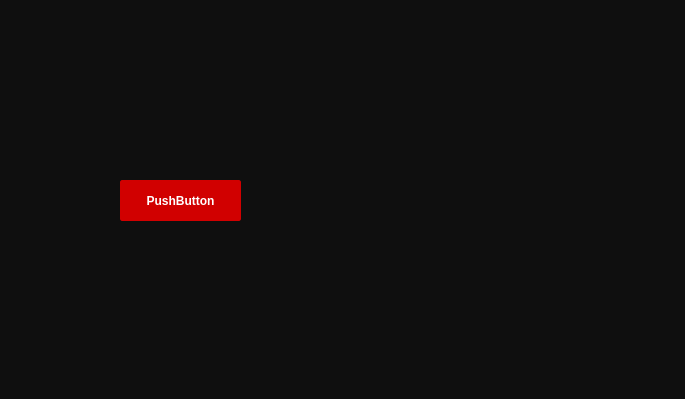
Before: the Qt Designer form user_page.ui in Pouyaamini123/Messenger_smile_20, drawn with Qt 5.
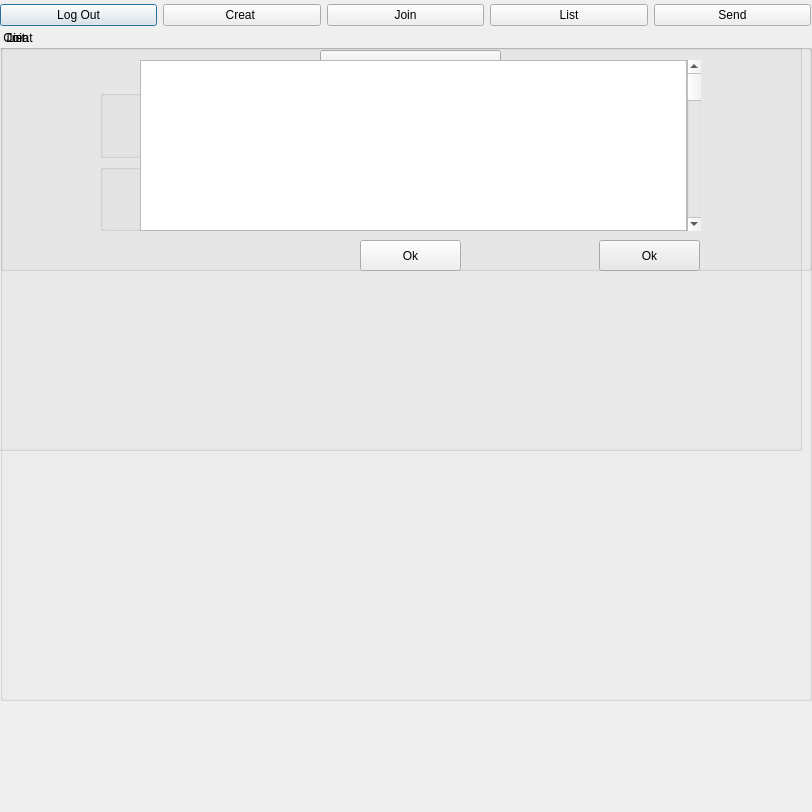
After: the same form once the commit is applied. Icons and pictures are not drawn.

The edit to the form file:
```diff
--- a/user_page.ui
+++ b/user_page.ui
@@ -6,194 +6,289 @@
    <rect>
     <x>0</x>
     <y>0</y>
-    <width>685</width>
-    <height>399</height>
+    <width>812</width>
+    <height>812</height>
    </rect>
   </property>
   <property name="windowTitle">
    <string>Dialog</string>
   </property>
   <property name="styleSheet">
-   <string notr="true">/*Copyright (c) DevSec Studio. All rights reserved.
-
-MIT License
-
-Permission is hereby granted, free of charge, to any person obtaining a copy
-of this software and associated documentation files (the &quot;Software&quot;), to deal
-in the Software without restriction, including without limitation the rights
-to use, copy, modify, merge, publish, distribute, sublicense, and/or sell
-copies of the Software, and to permit persons to whom the Software is
-furnished to do so, subject to the following conditions:
-
-The above copyright notice and this permission notice shall be included in all
-copies or substantial portions of the Software.
-
-THE SOFTWARE IS PROVIDED *AS IS*, WITHOUT WARRANTY OF ANY KIND, EXPRESS OR
-IMPLIED, INCLUDING BUT NOT LIMITED TO THE WARRANTIES OF MERCHANTABILITY,
-FITNESS FOR A PARTICULAR PURPOSE AND NONINFRINGEMENT. IN NO EVENT SHALL THE
-AUTHORS OR COPYRIGHT HOLDERS BE LIABLE FOR ANY CLAIM, DAMAGES OR OTHER
-LIABILITY, WHETHER IN AN ACTION OF CONTRACT, TORT OR OTHERWISE, ARISING FROM,
-OUT OF OR IN CONNECTION WITH THE SOFTWARE OR THE USE OR OTHER DEALINGS IN THE SOFTWARE.
-*/
-
-/*-----QWidget-----*/
-QWidget
-{
-	background-color: #0f0f0f;
-	color: #fff;
-	border-color: #000000;
-
-}
-
-
-/*-----QLabel-----*/
-QLabel
-{
-	background-color: transparent;
-	color: #fff;
-	font-weight: bold;
-	border-color: #000000;
-
-}
-
-
-/*-----QPushButton-----*/
-QPushButton
-{
-	background-color: #d10000;
-	color: #fff;
-	font-weight: bold;
-	border: 1px solid #d10000;  
-	border-radius: 2px;
-	padding: 5px;
-
-}
-
-
-QPushButton::hover
-{
-	background-color: #ad0000;
-	color: #fff;
-
-}
-
-
-QPushButton::pressed
-{
-	background-color: #e00000;
-	color: #fff;
-
-}
-
-
-/*-----QToolButton-----*/
-QToolButton
-{
-	background-color: transparent;
-	color: #000000;
-	border-style: solid;
-	border-color: #000000;
-
-}
-
-
-QToolButton::hover
-{
-	background-color: #d10000;
-	color: #000000;
-	border-radius: 15px;
-	border-color: #d10000;
-
-}
-
-
-QToolButton::pressed
-{
-	background-color: #d10000;
-	color: #000000;
-	border-style: solid;
-	border-width: 0px;
-
-}
-
-
-/*-----QLineEdit-----*/
-QLineEdit{
-	background-color: #4d4d4d;
-	color: #fff;
-	font-weight: bold;
-	border-style: solid;
-	border-radius: 5px;
-	padding: 5px;
-
-}
-
-
-/*-----QCheckBox-----*/
-QCheckBox
-{
-	background-color: transparent;
-	color: #b9b9bb;
-	font-weight: bold;
-
-}
-
-
-QCheckBox::indicator
-{
-    color: #b1b1b1;
-    background-color: #00111d;
-    border: 1px solid #d10000;
-    width: 12px;
-    height: 12px;
-
-}
-
-
-QCheckBox::indicator:checked
-{
-    image:url(&quot;./ressources/check.png&quot;); /*To replace*/
-	background-color: #d10000;
-    border: 1px solid #d10000;
-
-}
-
-
-QCheckBox::indicator:unchecked:hover
-{
-    border: 1px solid #ff0000;
-
-}
-
-
-QCheckBox::disabled
-{
-	color: #656565;
-
-}
-
-
-QCheckBox::indicator:disabled
-{
-	background-color: #656565;
-	color: #656565;
-    border: 1px solid #656565;
-
-}
-</string>
+   <string notr="true"/>
   </property>
-  <widget class="QPushButton" name="pushButton">
+  <widget class="QWidget" name="horizontalLayoutWidget">
    <property name="geometry">
     <rect>
-     <x>120</x>
-     <y>180</y>
-     <width>121</width>
-     <height>41</height>
+     <x>0</x>
+     <y>0</y>
+     <width>811</width>
+     <height>31</height>
     </rect>
    </property>
-   <property name="text">
-    <string>PushButton</string>
+   <layout class="QHBoxLayout" name="horizontalLayout">
+    <item>
+     <widget class="QPushButton" name="pushButton">
+      <property name="text">
+       <string>Log Out</string>
+      </property>
+     </widget>
+    </item>
+    <item>
+     <widget class="QPushButton" name="pushButton_5">
+      <property name="text">
+       <string>Creat </string>
+      </property>
+     </widget>
+    </item>
+    <item>
+     <widget class="QPushButton" name="pushButton_3">
+      <property name="text">
+       <string>Join</string>
+      </property>
+     </widget>
+    </item>
+    <item>
+     <widget class="QPushButton" name="pushButton_2">
+      <property name="text">
+       <string>List</string>
+      </property>
+     </widget>
+    </item>
+    <item>
+     <widget class="QPushButton" name="pushButton_4">
+      <property name="text">
+       <string>Send</string>
+      </property>
+     </widget>
+    </item>
+   </layout>
+  </widget>
+  <widget class="QGroupBox" name="groupBox">
+   <property name="geometry">
+    <rect>
+     <x>0</x>
+     <y>30</y>
+     <width>812</width>
+     <height>241</height>
+    </rect>
    </property>
+   <property name="title">
+    <string> Creat </string>
+   </property>
+   <widget class="QComboBox" name="comboBox">
+    <property name="geometry">
+     <rect>
+      <x>320</x>
+      <y>20</y>
+      <width>181</width>
+      <height>31</height>
+     </rect>
+    </property>
+    <item>
+     <property name="text">
+      <string>&lt;none&gt;</string>
+     </property>
+    </item>
+    <item>
+     <property name="text">
+      <string>Channel</string>
+     </property>
+    </item>
+    <item>
+     <property name="text">
+      <string>Group</string>
+     </property>
+    </item>
+   </widget>
+   <widget class="QWidget" name="verticalLayoutWidget">
+    <property name="geometry">
+     <rect>
+      <x>100</x>
+      <y>60</y>
+      <width>601</width>
+      <height>141</height>
+     </rect>
+    </property>
+    <layout class="QVBoxLayout" name="verticalLayout">
+     <item>
+      <widget class="QGroupBox" name="groupBox_2">
+       <property name="title">
+        <string/>
+       </property>
+       <widget class="QLineEdit" name="lineEdit">
+        <property name="geometry">
+         <rect>
+          <x>190</x>
+          <y>20</y>
+          <width>241</width>
+          <height>31</height>
+         </rect>
+        </property>
+        <property name="text">
+         <string/>
+        </property>
+        <property name="placeholderText">
+         <string>Name ...</string>
+        </property>
+       </widget>
+      </widget>
+     </item>
+     <item>
+      <widget class="QGroupBox" name="groupBox_3">
+       <property name="title">
+        <string/>
+       </property>
+       <widget class="QLineEdit" name="lineEdit_2">
+        <property name="geometry">
+         <rect>
+          <x>190</x>
+          <y>20</y>
+          <width>241</width>
+          <height>31</height>
+         </rect>
+        </property>
+        <property name="text">
+         <string/>
+        </property>
+        <property name="placeholderText">
+         <string>Title ...</string>
+        </property>
+       </widget>
+      </widget>
+     </item>
+    </layout>
+   </widget>
+   <widget class="QPushButton" name="pushButton_6">
+    <property name="geometry">
+     <rect>
+      <x>599</x>
+      <y>210</y>
+      <width>101</width>
+      <height>31</height>
+     </rect>
+    </property>
+    <property name="text">
+     <string>Ok</string>
+    </property>
+   </widget>
+  </widget>
+  <widget class="QGroupBox" name="groupBox_4">
+   <property name="geometry">
+    <rect>
+     <x>-10</x>
+     <y>30</y>
+     <width>812</width>
+     <height>421</height>
+    </rect>
+   </property>
+   <property name="title">
+    <string>     Join</string>
+   </property>
+   <widget class="QComboBox" name="comboBox_2">
+    <property name="geometry">
+     <rect>
+      <x>310</x>
+      <y>30</y>
+      <width>181</width>
+      <height>31</height>
+     </rect>
+    </property>
+    <item>
+     <property name="text">
+      <string>&lt;none&gt;</string>
+     </property>
+    </item>
+    <item>
+     <property name="text">
+      <string>Channel</string>
+     </property>
+    </item>
+    <item>
+     <property name="text">
+      <string>Group</string>
+     </property>
+    </item>
+   </widget>
+   <widget class="QLineEdit" name="lineEdit_3">
+    <property name="geometry">
+     <rect>
+      <x>260</x>
+      <y>80</y>
+      <width>289</width>
+      <height>31</height>
+     </rect>
+    </property>
+    <property name="text">
+     <string/>
+    </property>
+    <property name="placeholderText">
+     <string>Name ...</string>
+    </property>
+   </widget>
+   <widget class="QPushButton" name="pushButton_8">
+    <property name="geometry">
+     <rect>
+      <x>350</x>
+      <y>130</y>
+      <width>101</width>
+      <height>31</height>
+     </rect>
+    </property>
+    <property name="text">
+     <string>Ok</string>
+    </property>
+   </widget>
+  </widget>
+  <widget class="QGroupBox" name="groupBox_5">
+   <property name="geometry">
+    <rect>
+     <x>0</x>
+     <y>30</y>
+     <width>812</width>
+     <height>671</height>
+    </rect>
+   </property>
+   <property name="title">
+    <string>  List</string>
+   </property>
+   <widget class="QPushButton" name="pushButton_7">
+    <property name="geometry">
+     <rect>
+      <x>360</x>
+      <y>210</y>
+      <width>101</width>
+      <height>31</height>
+     </rect>
+    </property>
+    <property name="text">
+     <string>Ok</string>
+    </property>
+   </widget>
+   <widget class="QWidget" name="horizontalLayoutWidget_2">
+    <property name="geometry">
+     <rect>
+      <x>140</x>
+      <y>30</y>
+      <width>561</width>
+      <height>171</height>
+     </rect>
+    </property>
+    <layout class="QHBoxLayout" name="horizontalLayout_2">
+     <property name="spacing">
+      <number>0</number>
+     </property>
+     <item>
+      <widget class="QTextEdit" name="textEdit"/>
+     </item>
+     <item>
+      <widget class="QScrollBar" name="verticalScrollBar">
+       <property name="orientation">
+        <enum>Qt::Vertical</enum>
+       </property>
+      </widget>
+     </item>
+    </layout>
+   </widget>
   </widget>
  </widget>
  <resources/>
```
